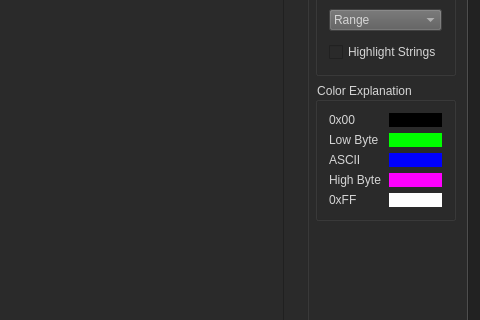
Old version of the form Relooker/mainwindow.ui in the repository Mixbo-zz/relooker; both pictures show x 520 to 1000 and y 120 to 440 of the 1000 by 625 pixel window.
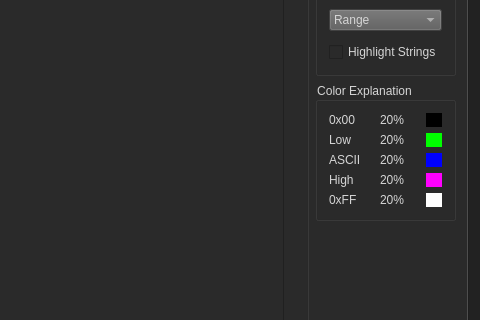
New version of the form. Custom widgets are drawn as their Qt base class.

The edit to the form file:
```diff
--- a/Relooker/mainwindow.ui
+++ b/Relooker/mainwindow.ui
@@ -983,12 +983,51 @@
               <layout class="QHBoxLayout" name="horizontalLayout_6">
                <item>
                 <widget class="QLabel" name="label_2">
+                 <property name="sizePolicy">
+                  <sizepolicy hsizetype="Fixed" vsizetype="Preferred">
+                   <horstretch>0</horstretch>
+                   <verstretch>0</verstretch>
+                  </sizepolicy>
+                 </property>
+                 <property name="minimumSize">
+                  <size>
+                   <width>45</width>
+                   <height>0</height>
+                  </size>
+                 </property>
                  <property name="text">
                   <string>0x00</string>
                  </property>
                 </widget>
                </item>
                <item>
+                <layout class="QHBoxLayout" name="horizontalLayout_11">
+                 <item>
+                  <widget class="QLabel" name="labelOccu0">
+                   <property name="sizePolicy">
+                    <sizepolicy hsizetype="Fixed" vsizetype="Preferred">
+                     <horstretch>0</horstretch>
+                     <verstretch>0</verstretch>
+                    </sizepolicy>
+                   </property>
+                   <property name="minimumSize">
+                    <size>
+                     <width>40</width>
+                     <height>0</height>
+                    </size>
+                   </property>
+                   <property name="maximumSize">
+                    <size>
+                     <width>40</width>
+                     <height>16777215</height>
+                    </size>
+                   </property>
+                   <property name="text">
+                    <string>20%</string>
+                   </property>
+                  </widget>
+                 </item>
+                 <item>
                 <widget class="QLabel" name="label_6">
                  <property name="styleSheet">
                   <string notr="true">background-color: rgb(0, 0, 0);</string>
@@ -1000,12 +1039,53 @@
                </item>
               </layout>
              </item>
+              </layout>
+             </item>
              <item>
               <layout class="QHBoxLayout" name="horizontalLayout_7">
                <item>
                 <widget class="QLabel" name="label_4">
+                 <property name="sizePolicy">
+                  <sizepolicy hsizetype="Fixed" vsizetype="Preferred">
+                   <horstretch>0</horstretch>
+                   <verstretch>0</verstretch>
+                  </sizepolicy>
+                 </property>
+                 <property name="minimumSize">
+                  <size>
+                   <width>45</width>
+                   <height>0</height>
+                  </size>
+                 </property>
                  <property name="text">
-                  <string>Low Byte</string>
+                  <string>Low</string>
+                 </property>
+                </widget>
+               </item>
+               <item>
+                <layout class="QHBoxLayout" name="horizontalLayout_13">
+                 <item>
+                  <widget class="QLabel" name="labelOccu1">
+                   <property name="sizePolicy">
+                    <sizepolicy hsizetype="Fixed" vsizetype="Preferred">
+                     <horstretch>0</horstretch>
+                     <verstretch>0</verstretch>
+                    </sizepolicy>
+                   </property>
+                   <property name="minimumSize">
+                    <size>
+                     <width>40</width>
+                     <height>0</height>
+                    </size>
+                   </property>
+                   <property name="maximumSize">
+                    <size>
+                     <width>40</width>
+                     <height>16777215</height>
+                    </size>
+                   </property>
+                   <property name="text">
+                    <string>20%</string>
                  </property>
                 </widget>
                </item>
@@ -1021,16 +1101,57 @@
                </item>
               </layout>
              </item>
+              </layout>
+             </item>
              <item>
               <layout class="QHBoxLayout" name="horizontalLayout_8">
                <item>
                 <widget class="QLabel" name="label_5">
+                 <property name="sizePolicy">
+                  <sizepolicy hsizetype="Fixed" vsizetype="Preferred">
+                   <horstretch>0</horstretch>
+                   <verstretch>0</verstretch>
+                  </sizepolicy>
+                 </property>
+                 <property name="minimumSize">
+                  <size>
+                   <width>45</width>
+                   <height>0</height>
+                  </size>
+                 </property>
                  <property name="text">
                   <string>ASCII</string>
                  </property>
                 </widget>
                </item>
                <item>
+                <layout class="QHBoxLayout" name="horizontalLayout_14">
+                 <item>
+                  <widget class="QLabel" name="labelOccu2">
+                   <property name="sizePolicy">
+                    <sizepolicy hsizetype="Fixed" vsizetype="Preferred">
+                     <horstretch>0</horstretch>
+                     <verstretch>0</verstretch>
+                    </sizepolicy>
+                   </property>
+                   <property name="minimumSize">
+                    <size>
+                     <width>40</width>
+                     <height>0</height>
+                    </size>
+                   </property>
+                   <property name="maximumSize">
+                    <size>
+                     <width>40</width>
+                     <height>16777215</height>
+                    </size>
+                   </property>
+                   <property name="text">
+                    <string>20%</string>
+                   </property>
+                  </widget>
+                 </item>
+                 <item>
                 <widget class="QLabel" name="label_8">
                  <property name="styleSheet">
                   <string notr="true">background-color: rgb(0, 0, 255);</string>
@@ -1042,12 +1163,53 @@
                </item>
               </layout>
              </item>
+              </layout>
+             </item>
              <item>
               <layout class="QHBoxLayout" name="horizontalLayout_9">
                <item>
                 <widget class="QLabel" name="label_3">
+                 <property name="sizePolicy">
+                  <sizepolicy hsizetype="Fixed" vsizetype="Preferred">
+                   <horstretch>0</horstretch>
+                   <verstretch>0</verstretch>
+                  </sizepolicy>
+                 </property>
+                 <property name="minimumSize">
+                  <size>
+                   <width>45</width>
+                   <height>0</height>
+                  </size>
+                 </property>
                  <property name="text">
-                  <string>High Byte</string>
+                  <string>High</string>
+                 </property>
+                </widget>
+               </item>
+               <item>
+                <layout class="QHBoxLayout" name="horizontalLayout_15">
+                 <item>
+                  <widget class="QLabel" name="labelOccu3">
+                   <property name="sizePolicy">
+                    <sizepolicy hsizetype="Fixed" vsizetype="Preferred">
+                     <horstretch>0</horstretch>
+                     <verstretch>0</verstretch>
+                    </sizepolicy>
+                   </property>
+                   <property name="minimumSize">
+                    <size>
+                     <width>40</width>
+                     <height>0</height>
+                    </size>
+                   </property>
+                   <property name="maximumSize">
+                    <size>
+                     <width>40</width>
+                     <height>16777215</height>
+                    </size>
+                   </property>
+                   <property name="text">
+                    <string>20%</string>
                  </property>
                 </widget>
                </item>
@@ -1063,16 +1225,57 @@
                </item>
               </layout>
              </item>
+              </layout>
+             </item>
              <item>
               <layout class="QHBoxLayout" name="horizontalLayout_10">
                <item>
                 <widget class="QLabel" name="label">
+                 <property name="sizePolicy">
+                  <sizepolicy hsizetype="Fixed" vsizetype="Preferred">
+                   <horstretch>0</horstretch>
+                   <verstretch>0</verstretch>
+                  </sizepolicy>
+                 </property>
+                 <property name="minimumSize">
+                  <size>
+                   <width>45</width>
+                   <height>0</height>
+                  </size>
+                 </property>
                  <property name="text">
                   <string>0xFF</string>
                  </property>
                 </widget>
                </item>
                <item>
+                <layout class="QHBoxLayout" name="horizontalLayout_16">
+                 <item>
+                  <widget class="QLabel" name="labelOccu4">
+                   <property name="sizePolicy">
+                    <sizepolicy hsizetype="Fixed" vsizetype="Preferred">
+                     <horstretch>0</horstretch>
+                     <verstretch>0</verstretch>
+                    </sizepolicy>
+                   </property>
+                   <property name="minimumSize">
+                    <size>
+                     <width>40</width>
+                     <height>0</height>
+                    </size>
+                   </property>
+                   <property name="maximumSize">
+                    <size>
+                     <width>40</width>
+                     <height>16777215</height>
+                    </size>
+                   </property>
+                   <property name="text">
+                    <string>20%</string>
+                   </property>
+                  </widget>
+                 </item>
+                 <item>
                 <widget class="QLabel" name="label_10">
                  <property name="styleSheet">
                   <string notr="true">background-color: rgb(255, 255, 255);</string>
@@ -1085,6 +1288,8 @@
               </layout>
              </item>
             </layout>
+             </item>
+            </layout>
            </widget>
           </item>
           <item>
@@ -1376,9 +1581,7 @@
                    </property>
                    <layout class="QGridLayout" name="gridLayout_10">
                     <item row="0" column="0">
-                     <widget class="HexVisu" name="hexVisuWidget" native="true">
-                      <zorder></zorder>
-                     </widget>
+                     <widget class="HexVisu" name="hexVisuWidget" native="true"/>
                     </item>
                    </layout>
                   </widget>
```
Lines whose indentation alone changed are shown as unchanged.
